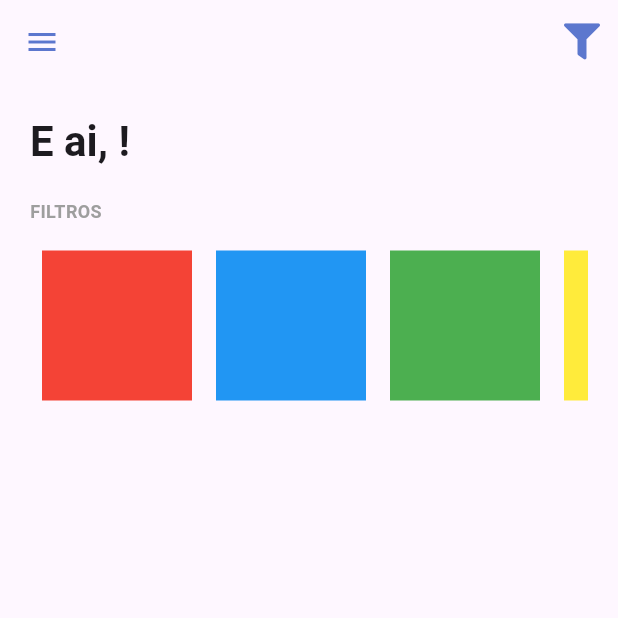
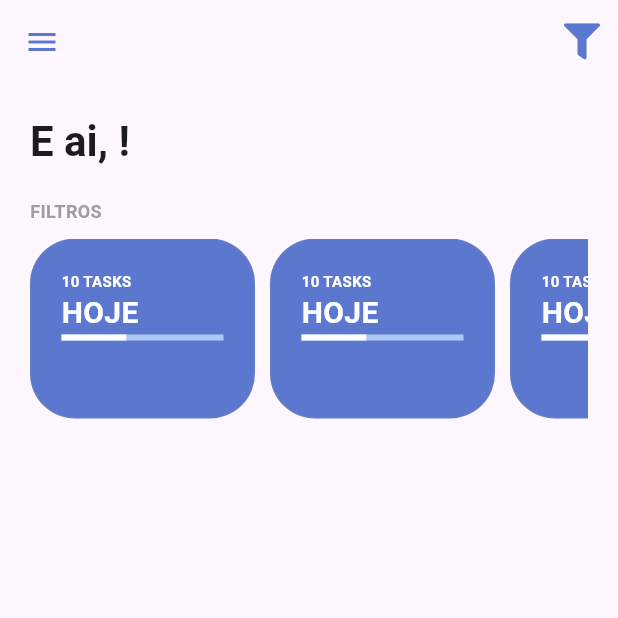
Before and after one commit to LucianoFraga27/Handson-ProviderSqlite, a Flutter app: the screen it shows once a user with an empty profile is signed in, on a phone screen of 412 x 824 dp, the top half of it. Run offline on Flutter 3.47's test engine with Material 3 defaults, Android fonts, the phone set to English and light mode, and no system bars; our stand-ins replace firebase_auth, firebase_core, flutter_signin_button, google_sign_in, sqflite, sqflite_common and 1 more; missing offline and left inert: flutter_overlay_loader, validatorless; accounts and stored records are empty.

Commit message:
M6 pt1
Todo Card Filter

```diff
--- a/todo_list/lib/app/modules/home/widgets/home_filters.dart
+++ b/todo_list/lib/app/modules/home/widgets/home_filters.dart
@@ -1,5 +1,6 @@
 import 'package:flutter/material.dart';
 import 'package:todo_list/app/core/ui/theme_extensions.dart';
+import 'package:todo_list/app/modules/home/widgets/todo_card_filter.dart';
 
 class HomeFilters extends StatefulWidget {
 
@@ -16,31 +17,19 @@ class _HomeFiltersState extends State<HomeFilters> {
         crossAxisAlignment: CrossAxisAlignment.start,
         children: [
           Text("FILTROS",style: context.titleStyle,),
-          SizedBox(height: 10),
-          SingleChildScrollView(
+          const SizedBox(height: 10),
+          const SingleChildScrollView(
             scrollDirection: Axis.horizontal,
             child: Row(
               children: [
-                Padding(
-                  padding: const EdgeInsets.all(8.0),
-                  child: Container(color: Colors.red, width: 100,height: 100),
-                ),
-                Padding(
-                  padding: const EdgeInsets.all(8.0),
-                  child: Container(color: Colors.blue, width: 100,height: 100),
-                ),
-                Padding(
-                  padding: const EdgeInsets.all(8.0),
-                  child: Container(color: Colors.green, width: 100,height: 100),
-                ),
-                Padding(
-                  padding: const EdgeInsets.all(8.0),
-                  child: Container(color: Colors.yellow, width: 100,height: 100),
-                ),
-                Padding(
-                  padding: const EdgeInsets.all(8.0),
-                  child: Container(color: Colors.red, width: 100,height: 100),
-                ),
+                TodoCardFilter(),
+                TodoCardFilter(),
+                TodoCardFilter(),
+                TodoCardFilter(),
+                TodoCardFilter(),
+                TodoCardFilter(),
+                TodoCardFilter(),
+                TodoCardFilter(),
               ],
             ),
           )
--- /dev/null
+++ b/todo_list/lib/app/modules/home/widgets/todo_card_filter.dart
@@ -0,0 +1,58 @@
+import 'package:flutter/material.dart';
+import 'package:todo_list/app/core/ui/theme_extensions.dart';
+
+class TodoCardFilter extends StatefulWidget {
+  const TodoCardFilter({super.key});
+
+  @override
+  State<TodoCardFilter> createState() => _TodoCardFilterState();
+}
+
+class _TodoCardFilterState extends State<TodoCardFilter> {
+  @override
+  Widget build(BuildContext context) {
+    return Container(
+      margin: const EdgeInsets.only(right: 10),
+      padding: const EdgeInsets.all(20),
+      constraints: _boxConstraints(),
+      decoration: _boxDecoration(context),
+      child: Column(
+        crossAxisAlignment: CrossAxisAlignment.start,
+        children: [
+          Text("10 TASKS", style: context.titleStyle.copyWith(
+            fontSize: 10,
+            color: Colors.white
+          ),),
+          const Text("HOJE", style: TextStyle(
+            fontSize: 20,
+            fontWeight: FontWeight.bold,
+            color: Colors.white,
+
+          ),),
+          LinearProgressIndicator(
+            backgroundColor: context.primaryColorLight,
+            value: 0.4,
+            valueColor: const AlwaysStoppedAnimation<Color>(Colors.white),
+          )
+        ],
+      ),
+    );
+  }
+
+  BoxDecoration _boxDecoration(BuildContext context) {
+    return BoxDecoration(
+        color: context.primaryColor,
+        border: Border.all(
+          width: 1,
+          color: Colors.grey.withOpacity(0.1),
+        ),
+        borderRadius: BorderRadius.circular(30));
+  }
+
+  BoxConstraints _boxConstraints() {
+    return const BoxConstraints(
+      minHeight: 120,
+      maxWidth: 150,
+    );
+  }
+}
```
